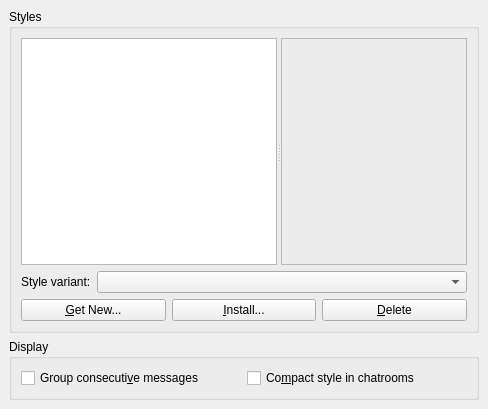
This is kopete/config/chatwindow/chatwindowconfig_style.ui in KDE/kopete as Qt 5 draws it before an edit. The edited form follows.
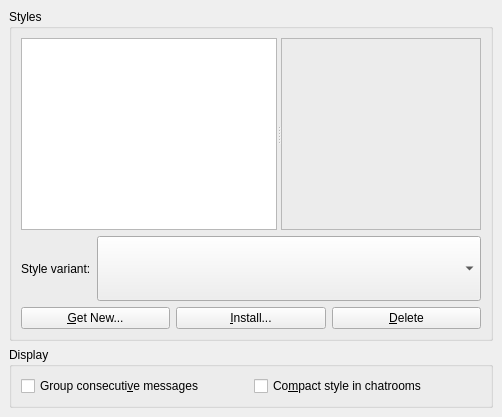
This is the edited form. Custom widgets are drawn as their Qt base class.

Commit message: Fix widget height.

What changed in the file:
```diff
--- a/kopete/config/chatwindow/chatwindowconfig_style.ui
+++ b/kopete/config/chatwindow/chatwindowconfig_style.ui
@@ -5,8 +5,8 @@
    <rect>
     <x>0</x>
     <y>0</y>
-    <width>488</width>
-    <height>409</height>
+    <width>502</width>
+    <height>417</height>
    </rect>
   </property>
   <property name="sizePolicy" >
@@ -103,12 +103,6 @@
         </item>
         <item row="0" column="0" >
          <widget class="QSplitter" name="splitter" >
-          <property name="sizePolicy" >
-           <sizepolicy vsizetype="MinimumExpanding" hsizetype="Expanding" >
-            <horstretch>0</horstretch>
-            <verstretch>0</verstretch>
-           </sizepolicy>
-          </property>
           <property name="orientation" >
            <enum>Qt::Horizontal</enum>
           </property>
```
